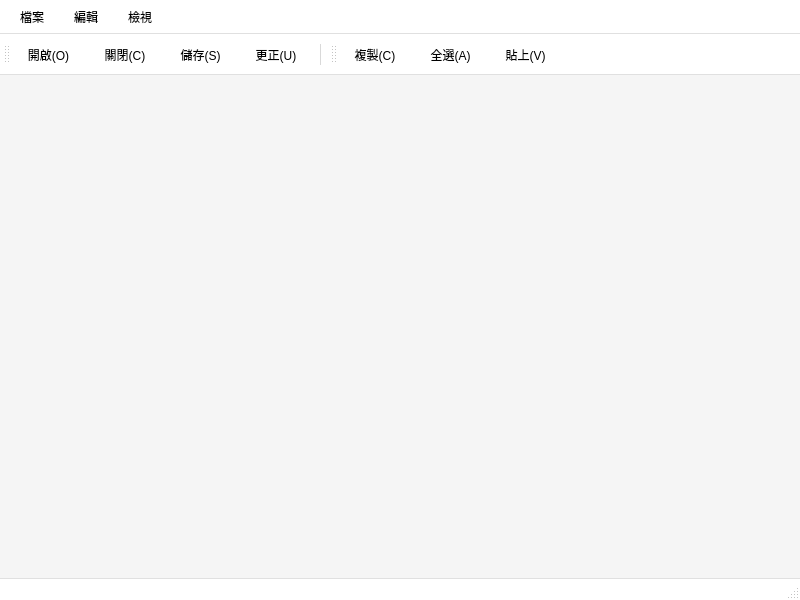
This is mainwindow.ui in vesss1/Designwindow2 as Qt 5 draws it before an edit. The edited form follows.
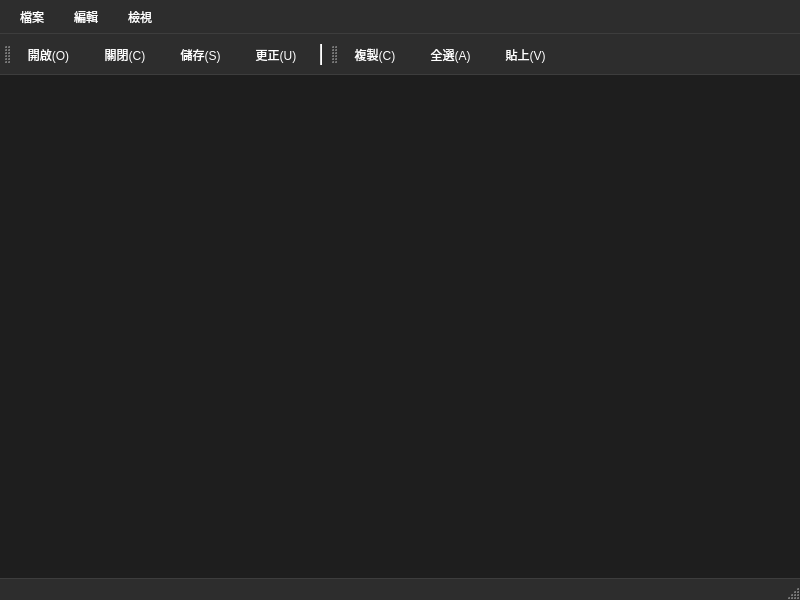
This is the edited form.

Commit message: Update UI to dark theme style as default

```diff
--- a/mainwindow.ui
+++ b/mainwindow.ui
@@ -15,19 +15,21 @@
   </property>
   <property name="styleSheet">
    <string notr="true">QMainWindow {
-    background-color: #f5f5f5;
+    background-color: #1e1e1e;
 }
 QMenuBar {
-    background-color: #ffffff;
-    border-bottom: 1px solid #e0e0e0;
+    background-color: #2d2d2d;
+    color: #ffffff;
+    border-bottom: 1px solid #3d3d3d;
     padding: 2px;
 }
 QMenuBar::item {
     padding: 6px 12px;
     border-radius: 4px;
+    color: #ffffff;
 }
 QMenuBar::item:selected {
-    background-color: #e3f2fd;
+    background-color: #3d3d3d;
 }
 QMenu {
     background-color: #ffffff;
@@ -43,9 +45,9 @@
     background-color: #e3f2fd;
 }
 QToolBar {
-    background-color: #ffffff;
+    background-color: #2d2d2d;
     border: none;
-    border-bottom: 1px solid #e0e0e0;
+    border-bottom: 1px solid #3d3d3d;
     padding: 4px;
     spacing: 6px;
 }
@@ -53,6 +55,7 @@
     padding: 6px 10px;
     border-radius: 4px;
     border: none;
+    color: #ffffff;
 }
 QToolButton:hover {
     background-color: #e3f2fd;
@@ -61,8 +64,9 @@
     background-color: #bbdefb;
 }
 QStatusBar {
-    background-color: #ffffff;
-    border-top: 1px solid #e0e0e0;
+    background-color: #2d2d2d;
+    color: #ffffff;
+    border-top: 1px solid #3d3d3d;
 }</string>
   </property>
   <widget class="QWidget" name="centralwidget"/>
```
Left out of the diff: 12 changed lines with no effect on the pictures. The commit also changes 1 other file.
